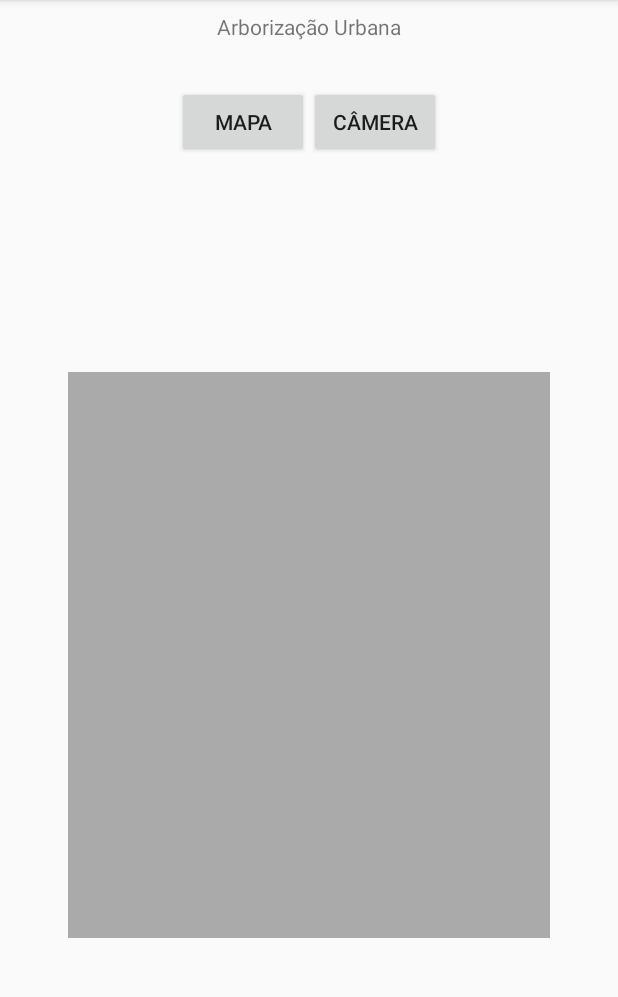
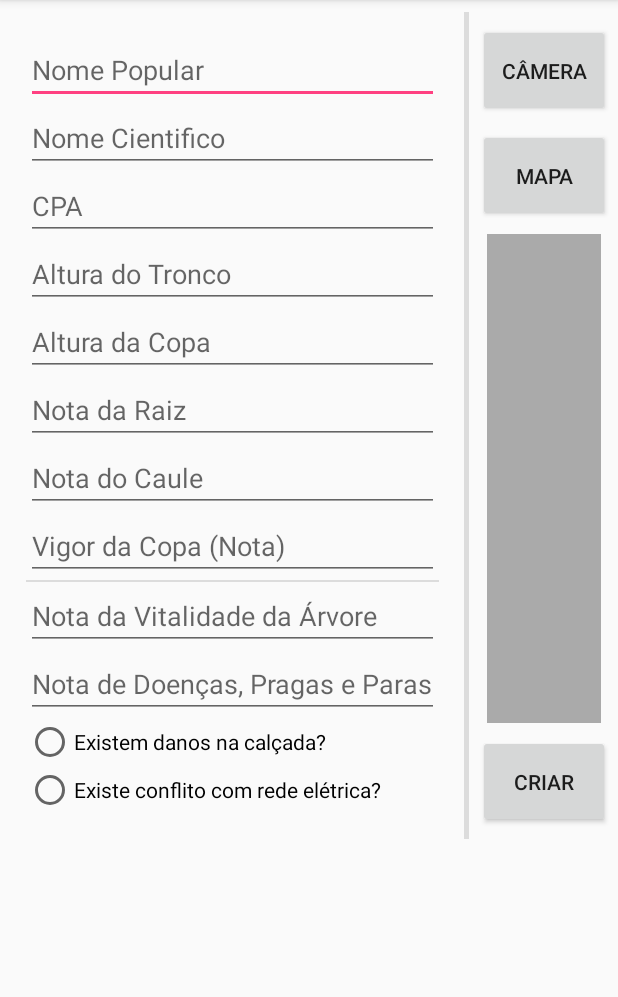
Before and after one commit to ccounirp/ArboTeste, an Android app: the screen it shows after launch (MainActivity), on a phone screen of 412 x 824 dp, the part 84-1081 px from its top. Run offline under Robolectric (Android 15) with nearby library versions, the phone set to English and light mode, and no system bars.

Commit message:
Excluido o ActionFragment, foi criado um DadosFragment, onde contém as informações que vão ter que ser salvas, junto com a imagem e o ponto no mapa. Alterado o layout apenas pra melhor visualização de como seria o sistema.

```diff
--- a/app/src/main/java/com/maps/gi/arboteste/ActionFragment.java
+++ b/app/src/main/java/com/maps/gi/arboteste/DadosFragment.java
@@ -14,10 +14,10 @@ import android.widget.Button;
 /**
  * A simple {@link Fragment} subclass.
  */
-public class ActionFragment extends Fragment {
+public class DadosFragment extends Fragment {
 
 
-    public ActionFragment() {
+    public DadosFragment() {
         // Required empty public constructor
     }
 
@@ -26,7 +26,7 @@ public class ActionFragment extends Fragment {
     public View onCreateView(LayoutInflater inflater, ViewGroup container,
                              Bundle savedInstanceState) {
         // Inflate the layout for this fragment
-        return inflater.inflate(R.layout.fragment_action, container, false);
+        return inflater.inflate(R.layout.fragment_dados, container, false);
     }
 
 }
--- a/app/src/main/java/com/maps/gi/arboteste/MainActivity.java
+++ b/app/src/main/java/com/maps/gi/arboteste/MainActivity.java
@@ -3,6 +3,7 @@ package com.maps.gi.arboteste;
 import android.app.Activity;
 import android.content.Intent;
 import android.graphics.Bitmap;
+import android.support.v4.app.FragmentManager;
 import android.support.v7.app.AppCompatActivity;
 import android.os.Bundle;
 import android.view.View;
@@ -35,6 +36,8 @@ public class MainActivity extends AppCompatActivity {
             }
         });
 
+
+
     }
 
     public final void abrirCamera(){
--- a/app/src/main/res/layout/activity_main.xml
+++ b/app/src/main/res/layout/activity_main.xml
@@ -2,29 +2,79 @@
 <android.support.constraint.ConstraintLayout xmlns:android="http://schemas.android.com/apk/res/android"
     xmlns:app="http://schemas.android.com/apk/res-auto"
     xmlns:tools="http://schemas.android.com/tools"
+    android:id="@+id/mainLayout"
     android:layout_width="match_parent"
-    android:layout_height="match_parent"
+    android:layout_height="wrap_content"
     tools:context=".MainActivity">
 
-    <TextView
-        android:id="@+id/tv_Texto"
-        android:layout_width="wrap_content"
-        android:layout_height="wrap_content"
+    <ImageView
+        android:id="@+id/imgArvore"
+        android:layout_width="76dp"
+        android:layout_height="326dp"
+        android:layout_marginBottom="8dp"
         android:layout_marginEnd="8dp"
         android:layout_marginLeft="8dp"
         android:layout_marginRight="8dp"
         android:layout_marginStart="8dp"
         android:layout_marginTop="8dp"
-        android:text="Arborização Urbana"
+        app:layout_constraintBottom_toTopOf="@+id/btnCriar"
         app:layout_constraintEnd_toEndOf="parent"
+        app:layout_constraintStart_toEndOf="@+id/divider2"
+        app:layout_constraintTop_toBottomOf="@+id/btnMapa"
+        app:srcCompat="@android:color/darker_gray" />
+
+    <View
+        android:id="@+id/divider2"
+        android:layout_width="3dp"
+        android:layout_height="551dp"
+        android:layout_marginBottom="8dp"
+        android:layout_marginEnd="8dp"
+        android:layout_marginLeft="8dp"
+        android:layout_marginRight="8dp"
+        android:layout_marginStart="8dp"
+        android:layout_marginTop="8dp"
+        android:background="?android:attr/listDivider"
+        app:layout_constraintBottom_toBottomOf="parent"
+        app:layout_constraintEnd_toEndOf="parent"
+        app:layout_constraintHorizontal_bias="0.767"
         app:layout_constraintStart_toStartOf="parent"
         app:layout_constraintTop_toTopOf="parent" />
 
+    <Button
+        android:id="@+id/btnCamera"
+        android:layout_width="wrap_content"
+        android:layout_height="62dp"
+        android:layout_marginLeft="8dp"
+        android:layout_marginStart="8dp"
+        android:layout_marginTop="16dp"
+        android:text="Câmera"
+        app:layout_constraintEnd_toEndOf="@+id/btnMapa"
+        app:layout_constraintHorizontal_bias="1.0"
+        app:layout_constraintStart_toStartOf="@+id/btnMapa"
+        app:layout_constraintTop_toTopOf="parent" />
+
+    <Button
+        android:id="@+id/btnMapa"
+        android:layout_width="wrap_content"
+        android:layout_height="62dp"
+        android:layout_marginBottom="8dp"
+        android:layout_marginEnd="8dp"
+        android:layout_marginLeft="8dp"
+        android:layout_marginRight="8dp"
+        android:layout_marginStart="8dp"
+        android:layout_marginTop="8dp"
+        android:text="Mapa"
+        app:layout_constraintBottom_toBottomOf="parent"
+        app:layout_constraintEnd_toEndOf="parent"
+        app:layout_constraintStart_toEndOf="@+id/divider2"
+        app:layout_constraintTop_toBottomOf="@+id/btnCamera"
+        app:layout_constraintVertical_bias="0.0" />
+
     <fragment
         android:id="@+id/fragment"
-        android:name="com.maps.gi.arboteste.ActionFragment"
-        android:layout_width="wrap_content"
-        android:layout_height="wrap_content"
+        android:name="com.maps.gi.arboteste.DadosFragment"
+        android:layout_width="275dp"
+        android:layout_height="519dp"
         android:layout_marginBottom="8dp"
         android:layout_marginEnd="8dp"
         android:layout_marginLeft="8dp"
@@ -32,26 +82,27 @@
         android:layout_marginStart="8dp"
         android:layout_marginTop="8dp"
         app:layout_constraintBottom_toBottomOf="parent"
-        app:layout_constraintEnd_toEndOf="parent"
+        app:layout_constraintEnd_toStartOf="@+id/divider2"
         app:layout_constraintStart_toStartOf="parent"
-        app:layout_constraintTop_toBottomOf="@+id/tv_Texto"
-        app:layout_constraintVertical_bias="0.033"
-        tools:layout="@layout/fragment_action" />
+        app:layout_constraintTop_toTopOf="parent"
+        tools:layout="@layout/fragment_dados" />
 
-    <ImageView
-        android:id="@+id/imgArvore"
-        android:layout_width="321dp"
-        android:layout_height="377dp"
+    <Button
+        android:id="@+id/btnCriar"
+        android:layout_width="wrap_content"
+        android:layout_height="62dp"
         android:layout_marginBottom="8dp"
         android:layout_marginEnd="8dp"
         android:layout_marginLeft="8dp"
         android:layout_marginRight="8dp"
         android:layout_marginStart="8dp"
         android:layout_marginTop="8dp"
+        android:text="Criar"
         app:layout_constraintBottom_toBottomOf="parent"
         app:layout_constraintEnd_toEndOf="parent"
-        app:layout_constraintStart_toStartOf="parent"
-        app:layout_constraintTop_toBottomOf="@+id/fragment"
-        app:srcCompat="@android:color/darker_gray" />
+        app:layout_constraintHorizontal_bias="0.454"
+        app:layout_constraintStart_toEndOf="@+id/divider2"
+        app:layout_constraintTop_toBottomOf="@+id/btnMapa"
+        app:layout_constraintVertical_bias="0.977" />
 
 </android.support.constraint.ConstraintLayout>
--- a/app/src/main/res/layout/fragment_action.xml
+++ /dev/null
@@ -1,23 +0,0 @@
-<?xml version="1.0" encoding="utf-8"?>
-<LinearLayout xmlns:android="http://schemas.android.com/apk/res/android"
-    xmlns:tools="http://schemas.android.com/tools"
-    android:layout_width="match_parent"
-    android:layout_height="match_parent"
-    tools:context=".ActionFragment">
-
-    <!-- TODO: Update blank fragment layout -->
-
-    <Button
-        android:id="@+id/btnMapa"
-        android:layout_width="wrap_content"
-        android:layout_height="wrap_content"
-        android:layout_weight="1"
-        android:text="Mapa" />
-
-    <Button
-        android:id="@+id/btnCamera"
-        android:layout_width="wrap_content"
-        android:layout_height="wrap_content"
-        android:layout_weight="1"
-        android:text="Câmera" />
-</LinearLayout>
--- /dev/null
+++ b/app/src/main/res/layout/fragment_dados.xml
@@ -0,0 +1,157 @@
+<?xml version="1.0" encoding="utf-8"?>
+<LinearLayout xmlns:android="http://schemas.android.com/apk/res/android"
+    xmlns:tools="http://schemas.android.com/tools"
+    android:layout_width="match_parent"
+    android:layout_height="match_parent"
+    android:orientation="vertical"
+    tools:context=".DadosFragment">
+
+    <!-- TODO: Update blank fragment layout -->
+
+    <ScrollView
+        android:layout_width="match_parent"
+        android:layout_height="match_parent">
+
+        <LinearLayout
+            android:layout_width="match_parent"
+            android:layout_height="wrap_content"
+            android:orientation="vertical" >
+
+            <EditText
+                android:id="@+id/idNomePopular"
+                android:layout_width="match_parent"
+                android:layout_height="wrap_content"
+                android:ems="10"
+                android:hint="Nome Popular"
+                android:inputType="textPersonName" />
+
+            <EditText
+                android:id="@+id/idNomeCientifico"
+                android:layout_width="match_parent"
+                android:layout_height="wrap_content"
+                android:ems="10"
+                android:hint="Nome Cientifico"
+                android:inputType="textPersonName" />
+
+            <EditText
+                android:id="@+id/idCpa"
+                android:layout_width="match_parent"
+                android:layout_height="wrap_content"
+                android:ems="10"
+                android:hint="CPA"
+                android:inputType="textPersonName" />
+
+            <EditText
+                android:id="@+id/idAlturaTronco"
+                android:layout_width="match_parent"
+                android:layout_height="wrap_content"
+                android:ems="10"
+                android:hint="Altura do Tronco"
+                android:inputType="number" />
+
+            <EditText
+                android:id="@+id/idAlturaCopa"
+                android:layout_width="match_parent"
+                android:layout_height="wrap_content"
+                android:ems="10"
+                android:hint="Altura da Copa"
+                android:inputType="number" />
+
+            <EditText
+                android:id="@+id/idNotaRaiz"
+                android:layout_width="match_parent"
+                android:layout_height="wrap_content"
+                android:ems="10"
+                android:hint="Nota da Raiz"
+                android:inputType="number" />
+
+            <EditText
+                android:id="@+id/idNotaCaule"
+                android:layout_width="match_parent"
+                android:layout_height="wrap_content"
+                android:ems="10"
+                android:hint="Nota do Caule"
+                android:inputType="number" />
+
+            <EditText
+                android:id="@+id/idVigorCopa"
+                android:layout_width="match_parent"
+                android:layout_height="wrap_content"
+                android:ems="10"
+                android:hint="Vigor da Copa (Nota)"
+                android:inputType="number" />
+
+            <View
+                android:id="@+id/divider"
+                android:layout_width="match_parent"
+                android:layout_height="1dp"
+                android:background="?android:attr/listDivider" />
+
+            <EditText
+                android:id="@+id/idNotaVitArv"
+                android:layout_width="match_parent"
+                android:layout_height="wrap_content"
+                android:ems="10"
+                android:hint="Nota da Vitalidade da Árvore"
+                android:inputType="number" />
+
+            <EditText
+                android:id="@+id/idDoencasPragPara"
+                android:layout_width="match_parent"
+                android:layout_height="wrap_content"
+                android:ems="10"
+                android:hint="Nota de Doenças, Pragas e Parasitas"
+                android:inputType="number" />
+
+            <RadioButton
+                android:id="@+id/idDanoCalcada"
+                android:layout_width="match_parent"
+                android:layout_height="wrap_content"
+                android:text="Existem danos na calçada?" />
+
+            <RadioButton
+                android:id="@+id/idConflitoRede"
+                android:layout_width="match_parent"
+                android:layout_height="wrap_content"
+                android:text="Existe conflito com rede elétrica?" />
+
+            <RadioGroup
+                android:layout_width="match_parent"
+                android:layout_height="123dp">
+
+                <RadioButton
+                    android:id="@+id/idCopaNormal"
+                    android:layout_width="wrap_content"
+                    android:layout_height="wrap_content"
+                    android:layout_weight="1"
+                    android:text="Copa Normal" />
+
+                <RadioButton
+                    android:id="@+id/idCopaMedDef"
+                    android:layout_width="wrap_content"
+                    android:layout_height="wrap_content"
+                    android:layout_weight="1"
+                    android:text="Copa Mediamente Deformada" />
+
+                <RadioButton
+                    android:id="@+id/idCopaDef"
+                    android:layout_width="wrap_content"
+                    android:layout_height="wrap_content"
+                    android:layout_weight="1"
+                    android:text="Copa Deformada" />
+
+            </RadioGroup>
+
+            <EditText
+                android:id="@+id/idObservacoes"
+                android:layout_width="match_parent"
+                android:layout_height="wrap_content"
+                android:layout_weight="1"
+                android:ems="10"
+                android:hint="Observações Adicionais"
+                android:inputType="textMultiLine" />
+
+        </LinearLayout>
+    </ScrollView>
+
+</LinearLayout>
```
